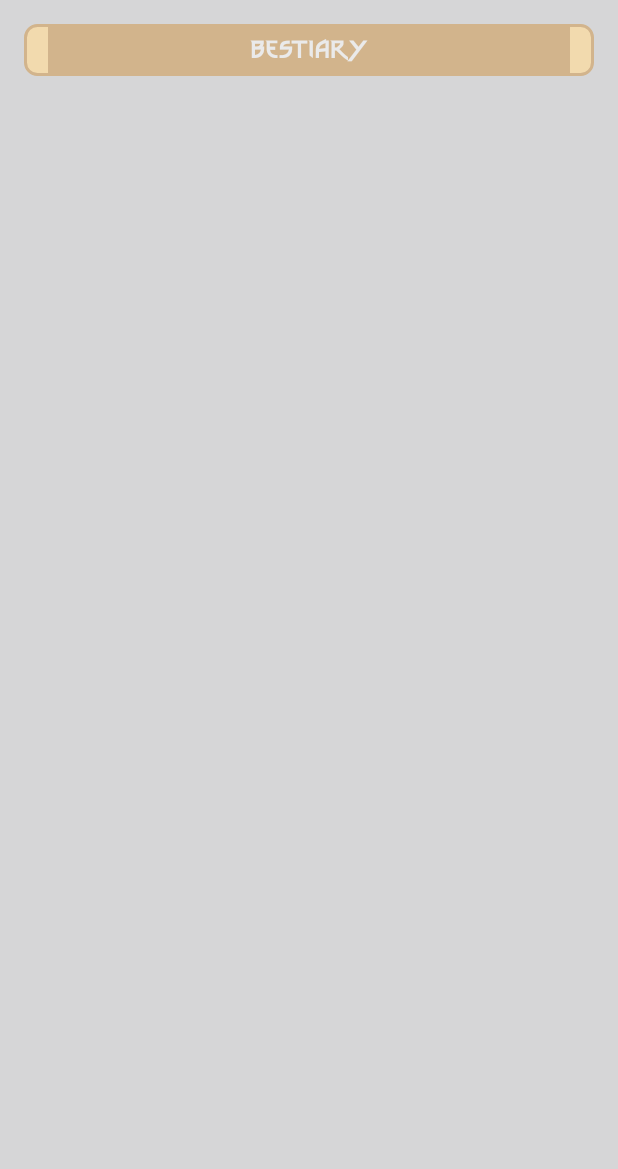
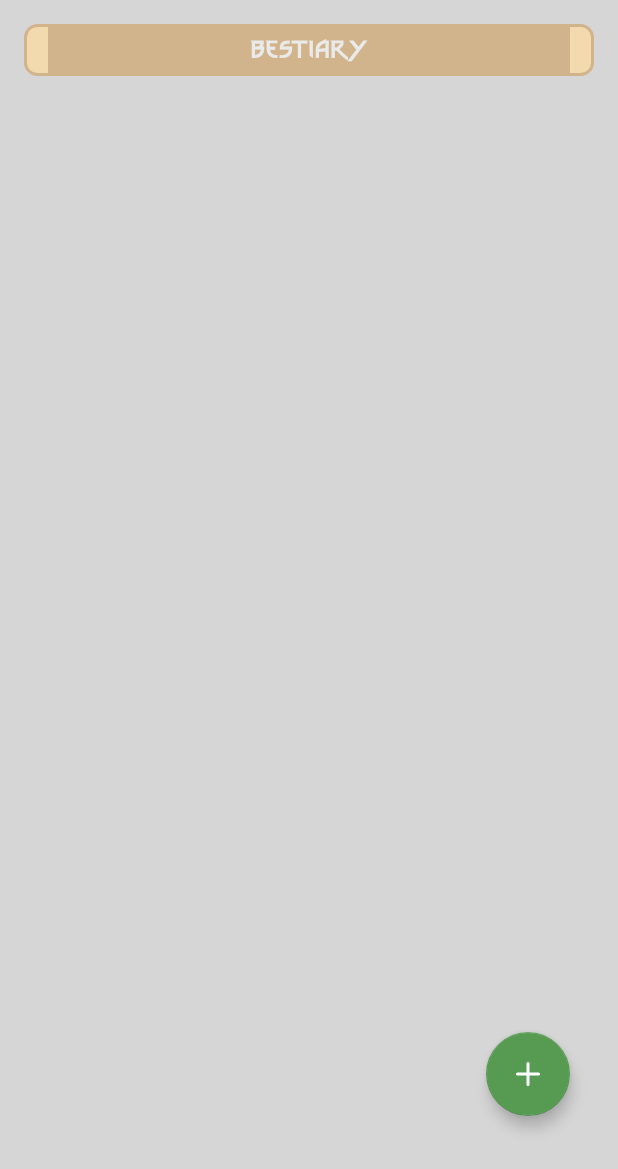
Before and after one commit to cuervolu/TheWitchersCodex, an Android app: the fragment BestiaryFragment shown on its own in the app's theme, on a phone screen of 412 x 824 dp. Shown: the top 1169 px of the screen. Run offline under Robolectric (Android 15) with nearby library versions, the phone set to English and light mode, and no system bars; our stand-ins replace Dagger/Hilt's generated code, Firebase (no records; nobody signed in at launch, a user with empty details on screens opened directly), Shimmer, Timber, paging.

Commit message:
feat(bestiary): added FAB for adding monsters

```diff
--- a/app/src/main/java/com/cuervolu/witcherscodex/ui/bestiary/BestiaryFragment.kt
+++ b/app/src/main/java/com/cuervolu/witcherscodex/ui/bestiary/BestiaryFragment.kt
@@ -17,6 +17,7 @@ import com.cuervolu.witcherscodex.adapters.CharacterAdapter
 import com.cuervolu.witcherscodex.databinding.FragmentBestiaryBinding
 import com.cuervolu.witcherscodex.domain.models.Bestiary
 import com.cuervolu.witcherscodex.domain.models.Character
+import com.google.android.material.floatingactionbutton.FloatingActionButton
 import dagger.hilt.android.AndroidEntryPoint
 import kotlinx.coroutines.flow.collectLatest
 import kotlinx.coroutines.launch
@@ -25,6 +26,7 @@ import kotlinx.coroutines.launch
 class BestiaryFragment : Fragment() {
 
     private lateinit var binding: FragmentBestiaryBinding
+    private lateinit var fab: FloatingActionButton
     private val bestiaryViewModel: BestiaryViewModel by viewModels()
     private val bestiaryAdapter = BestiaryAdapter { monster -> onItemSelected(monster) }
 
@@ -33,6 +35,7 @@ class BestiaryFragment : Fragment() {
         savedInstanceState: Bundle?
     ): View {
         binding = FragmentBestiaryBinding.inflate(inflater, container, false)
+        fab = FloatingActionButton(requireContext())
         return binding.root
     }
 
--- /dev/null
+++ b/app/src/main/res/drawable/ic_add.xml
@@ -0,0 +1,20 @@
+<vector xmlns:android="http://schemas.android.com/apk/res/android"
+    android:width="24dp"
+    android:height="24dp"
+    android:viewportWidth="24"
+    android:viewportHeight="24">
+  <path
+      android:pathData="M12,5l0,14"
+      android:strokeLineJoin="round"
+      android:strokeWidth="2"
+      android:fillColor="#00000000"
+      android:strokeColor="@color/white"
+      android:strokeLineCap="round"/>
+  <path
+      android:pathData="M5,12l14,0"
+      android:strokeLineJoin="round"
+      android:strokeWidth="2"
+      android:fillColor="#00000000"
+      android:strokeColor="@color/white"
+      android:strokeLineCap="round"/>
+</vector>
--- a/app/src/main/res/layout/fragment_bestiary.xml
+++ b/app/src/main/res/layout/fragment_bestiary.xml
@@ -1,19 +1,19 @@
 <?xml version="1.0" encoding="utf-8"?>
-<LinearLayout xmlns:android="http://schemas.android.com/apk/res/android"
+<androidx.constraintlayout.widget.ConstraintLayout xmlns:android="http://schemas.android.com/apk/res/android"
     xmlns:app="http://schemas.android.com/apk/res-auto"
     xmlns:tools="http://schemas.android.com/tools"
+    android:id="@+id/container"
     android:layout_width="match_parent"
     android:layout_height="match_parent"
     android:background="@drawable/background_texture"
-    android:orientation="vertical"
     android:padding="16dp"
     tools:context=".ui.bestiary.BestiaryFragment">
 
-
     <TextView
-        android:layout_width="match_parent"
+        android:id="@+id/titleTextView"
+        android:layout_width="0dp"
         android:layout_height="wrap_content"
-        android:layout_gravity="center"
+        android:layout_centerHorizontal="true"
         android:layout_marginBottom="@dimen/common_min_padding"
         android:background="@drawable/parchment_title"
         android:fontFamily="@font/the_witcher"
@@ -21,13 +21,20 @@
         android:padding="@dimen/common_min_padding"
         android:text="@string/bestiary"
         android:textColor="@color/white"
-        android:textSize="18sp" />
+        android:textSize="18sp"
+        app:layout_constraintEnd_toEndOf="parent"
+        app:layout_constraintStart_toStartOf="parent"
+        app:layout_constraintTop_toTopOf="parent" />
 
     <com.facebook.shimmer.ShimmerFrameLayout
         android:id="@+id/loadingLayout"
-        android:layout_width="match_parent"
+        android:layout_width="0dp"
         android:layout_height="wrap_content"
+        android:layout_centerHorizontal="true"
         android:visibility="gone"
+        app:layout_constraintEnd_toEndOf="parent"
+        app:layout_constraintStart_toStartOf="parent"
+        app:layout_constraintTop_toBottomOf="@+id/titleTextView"
         app:shimmer_auto_start="true">
 
         <LinearLayout
@@ -47,6 +54,7 @@
                 layout="@layout/item_character_shimmer"
                 android:layout_width="match_parent"
                 android:layout_height="wrap_content"
+                android:layout_marginTop="@dimen/common_min_padding"
                 android:layout_marginBottom="@dimen/common_min_padding"
                 android:visibility="visible" />
 
@@ -54,6 +62,7 @@
                 layout="@layout/item_character_shimmer"
                 android:layout_width="match_parent"
                 android:layout_height="wrap_content"
+                android:layout_marginTop="@dimen/common_min_padding"
                 android:layout_marginBottom="@dimen/common_min_padding"
                 android:visibility="visible" />
 
@@ -61,6 +70,7 @@
                 layout="@layout/item_character_shimmer"
                 android:layout_width="match_parent"
                 android:layout_height="wrap_content"
+                android:layout_marginTop="@dimen/common_min_padding"
                 android:layout_marginBottom="@dimen/common_min_padding"
                 android:visibility="visible" />
 
@@ -68,26 +78,91 @@
                 layout="@layout/item_character_shimmer"
                 android:layout_width="match_parent"
                 android:layout_height="wrap_content"
+                android:layout_marginTop="@dimen/common_min_padding"
                 android:layout_marginBottom="@dimen/common_min_padding"
                 android:visibility="visible" />
+
+            <include
+                layout="@layout/item_character_shimmer"
+                android:layout_width="match_parent"
+                android:layout_height="wrap_content"
+                android:layout_marginTop="@dimen/common_min_padding"
+                android:layout_marginBottom="@dimen/common_min_padding"
+                android:visibility="visible" />
+
+            <include
+                layout="@layout/item_character_shimmer"
+                android:layout_width="match_parent"
+                android:layout_height="wrap_content"
+                android:layout_marginTop="@dimen/common_min_padding"
+                android:layout_marginBottom="@dimen/common_min_padding"
+                android:visibility="visible" />
+
+            <include
+                layout="@layout/item_character_shimmer"
+                android:layout_width="match_parent"
+                android:layout_height="wrap_content"
+                android:layout_marginTop="@dimen/common_min_padding"
+                android:layout_marginBottom="@dimen/common_min_padding"
+                android:visibility="visible" />
+
+            <include
+                layout="@layout/item_character_shimmer"
+                android:layout_width="match_parent"
+                android:layout_height="wrap_content"
+                android:layout_marginTop="@dimen/common_min_padding"
+                android:layout_marginBottom="@dimen/common_min_padding"
+                android:visibility="visible" />
+
+            <include
+                layout="@layout/item_character_shimmer"
+                android:layout_width="match_parent"
+                android:layout_height="wrap_content"
+                android:layout_marginTop="@dimen/common_min_padding"
+                android:layout_marginBottom="@dimen/common_min_padding"
+                android:visibility="visible" />
+
+
         </LinearLayout>
     </com.facebook.shimmer.ShimmerFrameLayout>
 
     <androidx.recyclerview.widget.RecyclerView
         android:id="@+id/rwBeastiary"
-        android:layout_width="match_parent"
+        android:layout_width="0dp"
         android:layout_height="0dp"
-        android:layout_gravity="center"
-        android:layout_marginTop="16dp"
-        android:layout_weight="1"
+        android:layout_centerHorizontal="true"
         android:clipToPadding="false"
-        android:overScrollMode="never" />
+        android:overScrollMode="never"
+        app:layout_constraintBottom_toBottomOf="parent"
+        app:layout_constraintEnd_toEndOf="parent"
+        app:layout_constraintStart_toStartOf="parent"
+        app:layout_constraintTop_toBottomOf="@+id/loadingLayout" />
+
 
     <ProgressBar
         android:id="@+id/progress_bar"
         android:layout_width="wrap_content"
         android:layout_height="wrap_content"
-        android:layout_gravity="center_horizontal"
-        android:visibility="gone" />
+        android:layout_centerHorizontal="true"
+        android:visibility="gone"
+        app:layout_constraintEnd_toEndOf="parent"
+        app:layout_constraintStart_toStartOf="parent"
+        app:layout_constraintTop_toBottomOf="@+id/rwBeastiary" />
 
-</LinearLayout>
+    <com.google.android.material.floatingactionbutton.FloatingActionButton
+        android:id="@+id/fab"
+        android:layout_width="wrap_content"
+        android:layout_height="wrap_content"
+        android:layout_marginEnd="16dp"
+        android:layout_marginBottom="64dp"
+        android:src="@drawable/ic_add"
+        app:backgroundTint="@color/accent"
+        app:elevation="6dp"
+        app:fabSize="normal"
+        app:layout_constraintBottom_toBottomOf="parent"
+        app:layout_constraintEnd_toEndOf="parent"
+        app:rippleColor="@color/accent_dark"
+        android:contentDescription="@string/add_monster"/>
+
+
+</androidx.constraintlayout.widget.ConstraintLayout>
--- a/app/src/main/res/values/colors.xml
+++ b/app/src/main/res/values/colors.xml
@@ -21,6 +21,7 @@
     <color name="warning">#F0A500</color>
 
     <color name="accent">#569B51</color>
+    <color name="accent_dark">#3F713B</color>
 
     <color name="mtrl_textinput_default_box_stroke_color" tools:override="true">@color/primary
     </color>
--- a/app/src/main/res/values/strings.xml
+++ b/app/src/main/res/values/strings.xml
@@ -62,4 +62,5 @@
     <string name="dialog_confirmation_negative">I changed my mind</string>
     <string name="logout_confirmation_title">Do you want to log out?</string>
     <string name="logout_confirmation_message">We will miss you :(</string>
+    <string name="add_monster">Add Monster</string>
 </resources>
```
